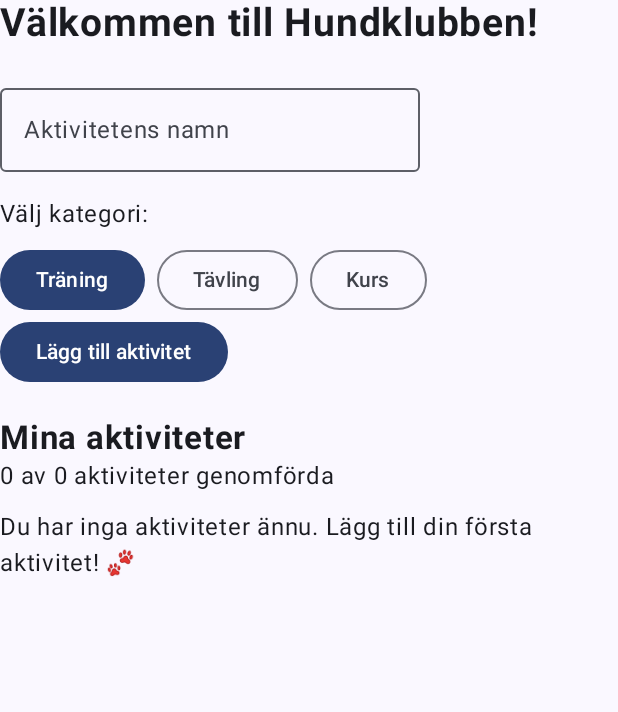
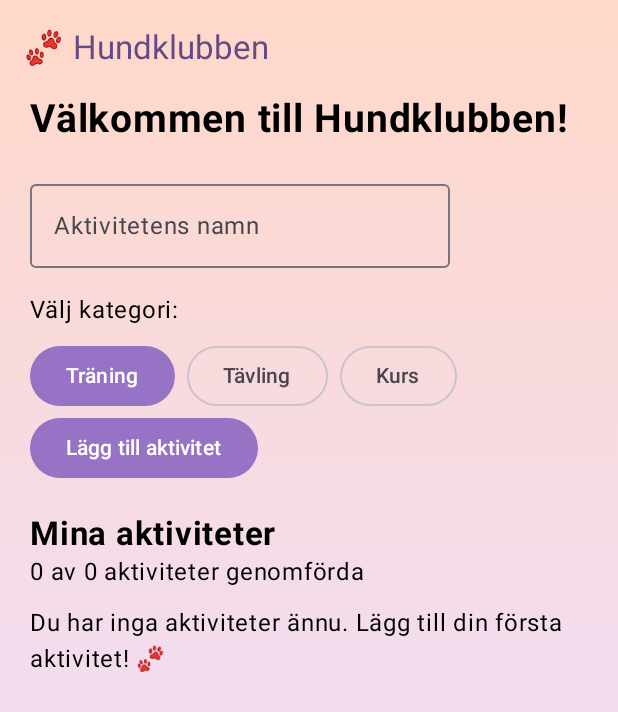
Before and after one commit to JenniferMellbin/Hundklubben, an Android app built with Jetpack Compose: the screen it shows after launch (MainActivity), on a phone screen of 412 x 824 dp. Shown: the top 712 px of the screen. Run offline under Robolectric (Android 15) with nearby library versions, the phone set to English and light mode, and no system bars.

Commit message:
Uppdaterat design med lila och persika tema

```diff
--- a/app/src/main/java/com/example/hundklubben/MainActivity.kt
+++ b/app/src/main/java/com/example/hundklubben/MainActivity.kt
@@ -34,18 +34,52 @@ import androidx.compose.foundation.layout.Row
 import androidx.compose.material3.Checkbox
 import androidx.compose.ui.Alignment
 import androidx.compose.material3.TextButton
-
+import androidx.compose.material3.TopAppBar
+import androidx.compose.material3.Text
+import androidx.compose.material3.ExperimentalMaterial3Api
+import androidx.compose.foundation.background
+import androidx.compose.foundation.layout.Box
+import androidx.compose.ui.graphics.Brush
+import androidx.compose.ui.graphics.Color
+import androidx.compose.material3.TopAppBarDefaults
+@OptIn(ExperimentalMaterial3Api::class)
 class MainActivity : ComponentActivity() {
     override fun onCreate(savedInstanceState: Bundle?) {
         super.onCreate(savedInstanceState)
         enableEdgeToEdge()
         setContent {
             HundklubbenTheme {
-                Scaffold(modifier = Modifier.fillMaxSize()) { innerPadding ->
+                Box(
+                    modifier = Modifier
+                        .fillMaxSize()
+                        .background(
+                            Brush.verticalGradient(
+                                colors = listOf(
+                                    Color(0xFFFFD8C8),
+                                    Color(0xFFF4DCEB),
+                                    Color(0xFFE9DDF7)
+                                )
+                            )
+                        )
+                ) {     Scaffold(
+                            modifier = Modifier.fillMaxSize(),
+                            containerColor = Color.Transparent,
+                            topBar = {
+                                TopAppBar(
+                                    title = {
+                                        Text("🐾 Hundklubben")
+                                    },
+                                    colors = TopAppBarDefaults.topAppBarColors(
+                                        containerColor = Color.Transparent
+                                    )
+                                )
+                            }
+                        ) { innerPadding ->
                             Greeting(
                                 name = "Hundklubben",
                                 modifier = Modifier.padding(innerPadding)
                             )
+                        }
                     }
                 }
             }
@@ -60,7 +94,11 @@ fun Greeting(name: String, modifier: Modifier = Modifier) {
         var valdKategori by remember { mutableStateOf("Träning") }
         var redigerarId by remember { mutableStateOf<Int?>(null) }
 
-    Column(modifier = modifier) {
+        Column(
+            modifier = modifier
+                .fillMaxSize()
+                .padding(horizontal = 20.dp)
+        ) {
 
             Text(
                 text = "Välkommen till $name!",
@@ -193,6 +231,7 @@ fun Greeting(name: String, modifier: Modifier = Modifier) {
             }
         }
     }
+
     @Preview(showBackground = true)
     @Composable
     fun GreetingPreview() {
--- a/app/src/main/java/com/example/hundklubben/ui/theme/Color.kt
+++ b/app/src/main/java/com/example/hundklubben/ui/theme/Color.kt
@@ -1,6 +1,14 @@
 package com.example.hundklubben.ui.theme
+import androidx.compose.ui.graphics.Color
 
-import androidx.compose.ui.graphics.Color
+val Lavender = Color(0xFFE9DDF7)
+val SoftPurple = Color(0xFF9673C4)
+val DeepPurple = Color(0xFF654B86)
+
+val Peach = Color(0xFFFFC9B5)
+val SoftPeach = Color(0xFFFFE7DD)
+
+val CreamWhite = Color(0xFFFFFAF8)
 
 val Purple80 = Color(0xFFD0BCFF)
 val PurpleGrey80 = Color(0xFFCCC2DC)
--- a/app/src/main/java/com/example/hundklubben/ui/theme/Theme.kt
+++ b/app/src/main/java/com/example/hundklubben/ui/theme/Theme.kt
@@ -1,57 +1,32 @@
+
 package com.example.hundklubben.ui.theme
 
-import android.app.Activity
-import android.os.Build
 import androidx.compose.foundation.isSystemInDarkTheme
 import androidx.compose.material3.MaterialTheme
-import androidx.compose.material3.darkColorScheme
-import androidx.compose.material3.dynamicDarkColorScheme
-import androidx.compose.material3.dynamicLightColorScheme
 import androidx.compose.material3.lightColorScheme
 import androidx.compose.runtime.Composable
-import androidx.compose.ui.platform.LocalContext
-
-private val DarkColorScheme = darkColorScheme(
-    primary = Purple80,
-    secondary = PurpleGrey80,
-    tertiary = Pink80
-)
+import androidx.compose.ui.graphics.Color
 
 private val LightColorScheme = lightColorScheme(
-    primary = Purple40,
-    secondary = PurpleGrey40,
-    tertiary = Pink40
-
-    /* Other default colors to override
-    background = Color(0xFFFFFBFE),
-    surface = Color(0xFFFFFBFE),
+    primary = SoftPurple,
     onPrimary = Color.White,
-    onSecondary = Color.White,
-    onTertiary = Color.White,
-    onBackground = Color(0xFF1C1B1F),
-    onSurface = Color(0xFF1C1B1F),
-    */
+    secondary = Peach,
+    onSecondary = DeepPurple,
+    tertiary = SoftPeach,
+    background = Lavender,
+    onBackground = DeepPurple,
+    surface = CreamWhite,
+    onSurface = DeepPurple
 )
 
 @Composable
 fun HundklubbenTheme(
     darkTheme: Boolean = isSystemInDarkTheme(),
-    // Dynamic color is available on Android 12+
-    dynamicColor: Boolean = true,
+    dynamicColor: Boolean = false,
     content: @Composable () -> Unit
 ) {
-    val colorScheme = when {
-        dynamicColor && Build.VERSION.SDK_INT >= Build.VERSION_CODES.S -> {
-            val context = LocalContext.current
-            if (darkTheme) dynamicDarkColorScheme(context) else dynamicLightColorScheme(context)
-        }
-
-        darkTheme -> DarkColorScheme
-        else -> LightColorScheme
-    }
-
     MaterialTheme(
-        colorScheme = colorScheme,
+        colorScheme = LightColorScheme,
         typography = Typography,
         content = content
     )
```
Lines whose indentation alone changed are shown as unchanged.
